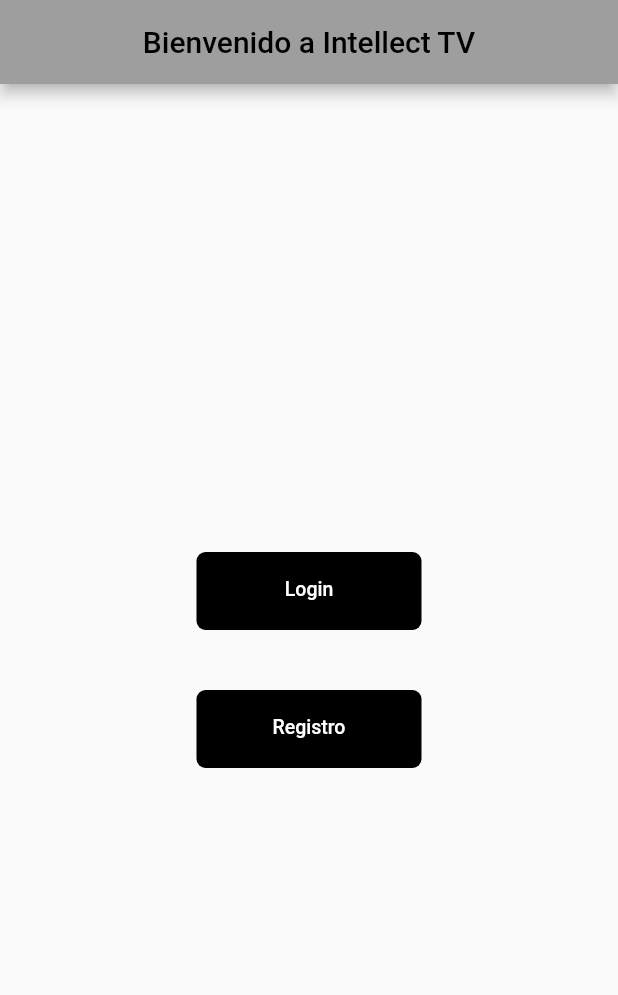
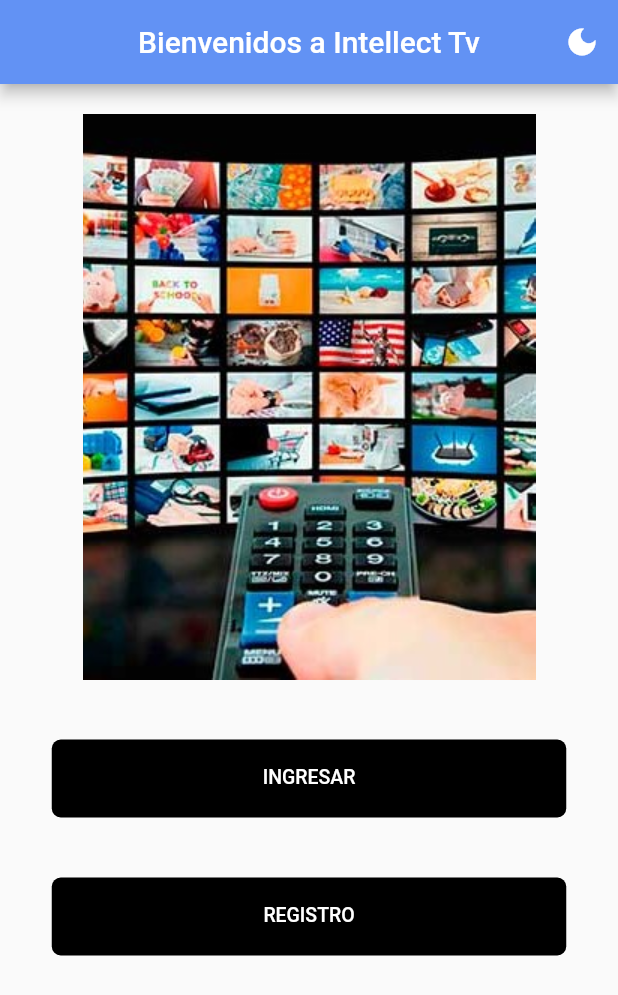
Before and after one commit to josepintod/intellect_tv, a Flutter app: the screen it shows after launch, on a phone screen of 412 x 824 dp. Shown: the top 995 px of the screen. Run offline on Flutter 3.47's test engine with Material 2 defaults, Android fonts, the light colour scheme and no system bars; our stand-ins replace get.

Commit message:
tema-get-vistas

```diff
--- /dev/null
+++ b/lib/controller/controller.dart
@@ -0,0 +1,3 @@
+import 'package:get/get.dart';
+
+class Controller extends GetxController {}
--- a/lib/main.dart
+++ b/lib/main.dart
@@ -1,7 +1,10 @@
 import 'package:flutter/material.dart';
+import 'package:get/get.dart';
+import 'package:intellect_tv/controller/controller.dart';
 
-import 'ui/app.dart';
+import 'ui/pages/app.dart';
 
 void main() {
+  Get.lazyPut<Controller>(() => Controller());
   runApp(const App());
 }
--- a/lib/ui/app.dart
+++ b/lib/ui/pages/app.dart
@@ -1,30 +1,36 @@
 import 'package:flutter/material.dart';
-import 'pages/content.dart';
-import 'pages/inicio.dart';
-import 'pages/login.dart';
-import 'pages/registro.dart';
+import 'package:get/get.dart';
+import 'package:intellect_tv/ui/theme/theme.dart';
+import '../widget/content.dart';
+import '../widget/home.dart';
+import 'authentication/login.dart';
+import 'authentication/registro.dart';
 
-class App extends StatelessWidget {
+class App extends StatefulWidget {
   const App({Key? key}) : super(key: key);
 
   @override
+  _AppState createState() => _AppState();
+}
+
+class _AppState extends State<App> {
+  @override
   Widget build(BuildContext context) {
-    return MaterialApp(
+    return GetMaterialApp(
       debugShowCheckedModeBanner: false,
       title: 'Red Social Intellect TV',
-      theme: ThemeData(
-        primarySwatch: Colors.grey,
-      ),
+      theme: MyTheme.ligthTheme,
+      darkTheme: MyTheme.darkTheme,
       initialRoute: '/',
       routes: {
-        '/': (context) => const InicioPage(
-              title: 'Bienvenido a Intellect TV',
-            ),
         '/login': (context) => const LoginPage(
               title: 'LogIn',
             ),
         '/register': (context) => const RegisterPage(
               title: 'Registro',
+            ),
+        '/': (context) => const HomePage(
+              title: 'Home',
             ),
         '/content': (context) => const ContentPage(
               title: 'Contenido',
--- a/lib/ui/pages/inicio.dart
+++ b/lib/ui/pages/authentication/login.dart
@@ -1,30 +1,76 @@
 import 'package:flutter/material.dart';
+import 'package:get/get.dart';
+import 'package:flutter/widgets.dart';
 
-class InicioPage extends StatefulWidget {
-  const InicioPage({Key? key, required this.title}) : super(key: key);
+class LoginPage extends StatefulWidget {
+  const LoginPage({Key? key, required this.title}) : super(key: key);
 
   final String title;
 
   @override
-  State<InicioPage> createState() => _InicioPageState();
+  _LoginPageState createState() => _LoginPageState();
 }
 
-class _InicioPageState extends State<InicioPage> {
+class _LoginPageState extends State<LoginPage> {
   @override
   Widget build(BuildContext context) {
     return Scaffold(
       appBar: AppBar(
         centerTitle: true,
         title: Text(widget.title),
+        actions: <Widget>[
+          IconButton(
+            icon: const Icon(Icons.dark_mode),
+            onPressed: () {
+              Get.changeThemeMode(
+                  Get.isDarkMode ? ThemeMode.light : ThemeMode.dark);
+            },
+          )
+        ],
       ),
       body: Center(
         child: Column(
-          mainAxisAlignment: MainAxisAlignment.center,
+          crossAxisAlignment: CrossAxisAlignment.stretch,
           children: [
-            // Boton para ir a login
+            Center(
+              child: Image.asset(
+                'img_login_1.jpg',
+                fit: BoxFit.contain,
+              ),
+            ),
+            // Primer Input
             Center(
               child: Container(
-                width: 150,
+                margin: const EdgeInsets.all(20.0),
+                child: TextField(
+                  //controller y dentro de onchanged es nuevo
+                  //en primer input
+
+                  decoration: const InputDecoration(
+                    border: OutlineInputBorder(),
+                    labelText: 'Correo',
+                  ),
+                  onChanged: (text) {},
+                ),
+              ),
+            ),
+            // Segundo Input
+            Center(
+              child: Container(
+                margin: const EdgeInsets.all(20.0),
+                child: TextField(
+                  decoration: const InputDecoration(
+                    border: OutlineInputBorder(),
+                    labelText: 'Contraseña',
+                  ),
+                  onChanged: (text) {},
+                ),
+              ),
+            ),
+            // Boton de Ingreso
+            Center(
+              child: Container(
+                width: 343,
                 height: 52,
                 margin: const EdgeInsets.all(20.0),
                 decoration: BoxDecoration(
@@ -42,7 +88,7 @@ class _InicioPageState extends State<InicioPage> {
                 ),
                 child: MaterialButton(
                   child: const Text(
-                    "Login",
+                    "INGRESAR",
                     textAlign: TextAlign.center,
                     style: TextStyle(
                         color: Color.fromRGBO(255, 255, 255, 1),
@@ -51,42 +97,7 @@ class _InicioPageState extends State<InicioPage> {
                         height: 1),
                   ),
                   onPressed: () {
-                    Navigator.pushNamed(context, '/login');
-                  },
-                ),
-              ),
-            ),
-            // Boton para ir a registro
-            Center(
-              child: Container(
-                width: 150,
-                height: 52,
-                margin: const EdgeInsets.all(20.0),
-                decoration: BoxDecoration(
-                  borderRadius: const BorderRadius.only(
-                    topLeft: Radius.circular(6),
-                    topRight: Radius.circular(6),
-                    bottomLeft: Radius.circular(6),
-                    bottomRight: Radius.circular(6),
-                  ),
-                  color: const Color.fromRGBO(0, 0, 0, 1),
-                  border: Border.all(
-                    color: const Color.fromARGB(0, 0, 0, 1),
-                    width: 2,
-                  ),
-                ),
-                child: MaterialButton(
-                  child: const Text(
-                    "Registro",
-                    textAlign: TextAlign.center,
-                    style: TextStyle(
-                        color: Color.fromRGBO(255, 255, 255, 1),
-                        fontFamily: 'Roboto',
-                        fontSize: 13,
-                        height: 1),
-                  ),
-                  onPressed: () {
-                    Navigator.pushNamed(context, '/register');
+                    Navigator.pushNamed(context, '/content');
                   },
                 ),
               ),
--- /dev/null
+++ b/lib/ui/theme/colors.dart
@@ -0,0 +1,43 @@
+import 'package:flutter/material.dart';
+
+class AppColors {
+  // Static color constants
+  static const Color primaryColor = Color(0xff6292F4);
+  static const Color darkPrimaryColor = Color(0xff3366C6);
+  static const Color accentColor = Color(0xffe53766);
+  static const Color textPrimaryColor = Color(0xFF212121);
+  static const Color textSecondaryColor = Color(0xFF757575);
+  static const Color accentColorDarkTheme = Color(0xFF9E9E9E);
+
+  static MaterialColor createMaterialColor(Color color) {
+    List strengths = <double>[.05];
+    final swatch = <int, Color>{};
+    final int r = color.red, g = color.green, b = color.blue;
+
+    for (int i = 1; i < 10; i++) {
+      strengths.add(0.1 * i);
+    }
+    for (var strength in strengths) {
+      final double ds = 0.5 - strength;
+      swatch[(strength * 1000).round()] = Color.fromRGBO(
+        r + ((ds < 0 ? r : (255 - r)) * ds).round(),
+        g + ((ds < 0 ? g : (255 - g)) * ds).round(),
+        b + ((ds < 0 ? b : (255 - b)) * ds).round(),
+        1,
+      );
+    }
+    return MaterialColor(color.value, swatch);
+  }
+
+  static ColorScheme lightScheme = const ColorScheme.light(
+    primary: primaryColor,
+    primaryVariant: darkPrimaryColor,
+    secondary: accentColor,
+  );
+
+  static ColorScheme darkScheme = const ColorScheme.dark(
+    primary: primaryColor,
+    primaryVariant: darkPrimaryColor,
+    secondary: accentColor,
+  );
+}
--- /dev/null
+++ b/lib/ui/theme/theme.dart
@@ -0,0 +1,36 @@
+import 'package:flutter/material.dart';
+import 'colors.dart';
+
+class MyTheme {
+  static ThemeData get ligthTheme {
+    return ThemeData(
+      primarySwatch: AppColors.createMaterialColor(AppColors.primaryColor),
+      colorScheme: AppColors.lightScheme,
+      bottomNavigationBarTheme: BottomNavigationBarThemeData(
+        unselectedItemColor: Colors.grey.shade500,
+        selectedItemColor: AppColors.lightScheme.primary,
+      ),
+      inputDecorationTheme: InputDecorationTheme(
+        border: const OutlineInputBorder(),
+        fillColor: Colors.grey.shade300,
+      ),
+    );
+  }
+
+  // on DarkMode the Swatch parameter is not working
+  // https://github.com/flutter/flutter/issues/19089
+  static ThemeData get darkTheme {
+    return ThemeData(
+      primarySwatch: AppColors.createMaterialColor(AppColors.primaryColor),
+      colorScheme: AppColors.darkScheme,
+      toggleableActiveColor: AppColors.darkScheme.secondary,
+
+      bottomNavigationBarTheme: BottomNavigationBarThemeData(
+        unselectedItemColor: Colors.grey.shade400,
+        selectedItemColor: AppColors.lightScheme.primary,
+      ),
+      // copy from ligthTheme
+      inputDecorationTheme: ligthTheme.inputDecorationTheme,
+    );
+  }
+}
--- /dev/null
+++ b/lib/ui/widget/home.dart
@@ -0,0 +1,115 @@
+import 'package:flutter/material.dart';
+import 'package:get/get.dart';
+
+class HomePage extends StatefulWidget {
+  const HomePage({Key? key, required this.title}) : super(key: key);
+
+  final String title;
+
+  @override
+  _HomePageState createState() => _HomePageState();
+}
+
+class _HomePageState extends State<HomePage> {
+  @override
+  Widget build(BuildContext context) {
+    return Scaffold(
+      appBar: AppBar(
+        centerTitle: true,
+        title: const Text('Bienvenidos a Intellect Tv'),
+        actions: <Widget>[
+          IconButton(
+            icon: const Icon(Icons.dark_mode),
+            onPressed: () {
+              Get.changeThemeMode(
+                  Get.isDarkMode ? ThemeMode.light : ThemeMode.dark);
+            },
+          )
+        ],
+      ),
+      body: Center(
+        child:
+            Column(crossAxisAlignment: CrossAxisAlignment.stretch, children: [
+          Center(
+              child: Container(
+            margin: const EdgeInsets.all(20.0),
+            child: Image.asset(
+              'home_cine-tv.jpg',
+              fit: BoxFit.contain,
+            ),
+          )),
+          // Boton de Ingreso
+          Center(
+            child: Container(
+              width: 343,
+              height: 52,
+              margin: const EdgeInsets.all(20.0),
+              decoration: BoxDecoration(
+                borderRadius: const BorderRadius.only(
+                  topLeft: Radius.circular(6),
+                  topRight: Radius.circular(6),
+                  bottomLeft: Radius.circular(6),
+                  bottomRight: Radius.circular(6),
+                ),
+                color: const Color.fromRGBO(0, 0, 0, 1),
+                border: Border.all(
+                  color: const Color.fromARGB(0, 0, 0, 1),
+                  width: 2,
+                ),
+              ),
+              child: MaterialButton(
+                child: const Text(
+                  "INGRESAR",
+                  textAlign: TextAlign.center,
+                  style: TextStyle(
+                      color: Color.fromRGBO(255, 255, 255, 1),
+                      fontFamily: 'Roboto',
+                      fontSize: 13,
+                      height: 1),
+                ),
+                onPressed: () {
+                  Navigator.pushNamed(context, '/login');
+                },
+              ),
+            ),
+          ),
+          // Boton de Registro
+          Center(
+            child: Container(
+              width: 343,
+              height: 52,
+              margin: const EdgeInsets.all(20.0),
+              decoration: BoxDecoration(
+                borderRadius: const BorderRadius.only(
+                  topLeft: Radius.circular(6),
+                  topRight: Radius.circular(6),
+                  bottomLeft: Radius.circular(6),
+                  bottomRight: Radius.circular(6),
+                ),
+                color: const Color.fromRGBO(0, 0, 0, 1),
+                border: Border.all(
+                  color: const Color.fromARGB(0, 0, 0, 1),
+                  width: 2,
+                ),
+              ),
+              child: MaterialButton(
+                child: const Text(
+                  "REGISTRO",
+                  textAlign: TextAlign.center,
+                  style: TextStyle(
+                      color: Color.fromRGBO(255, 255, 255, 1),
+                      fontFamily: 'Roboto',
+                      fontSize: 13,
+                      height: 1),
+                ),
+                onPressed: () {
+                  Navigator.pushNamed(context, '/register');
+                },
+              ),
+            ),
+          ),
+        ]),
+      ),
+    );
+  }
+}
```
Also changed, not shown: lib/ui/pages/authentication/registro.dart (renamed from lib/ui/pages/registro.dart, +15 -7 lines), lib/ui/pages/login.dart (deleted, +0 -92 lines), lib/ui/widget/content.dart (renamed from lib/ui/pages/content.dart, +21 -1 lines), pubspec.yaml (+7 -0 lines), home_cine-tv.jpg (added), img_login_1.jpg (added), pubspec.lock, 1 other file.
